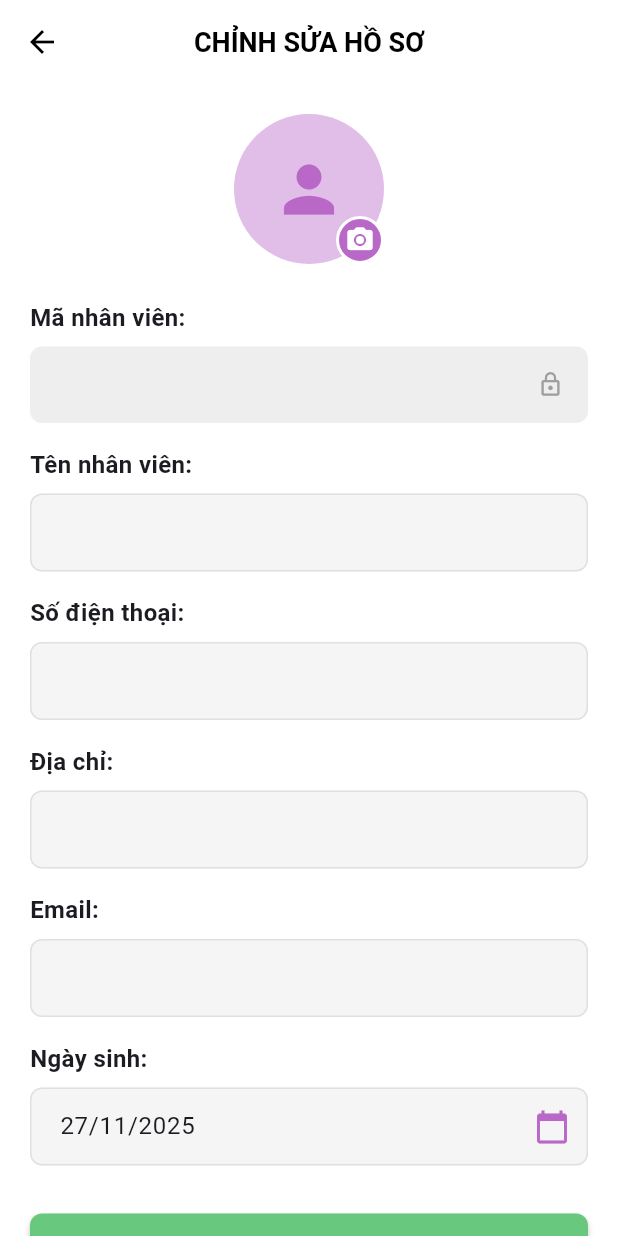
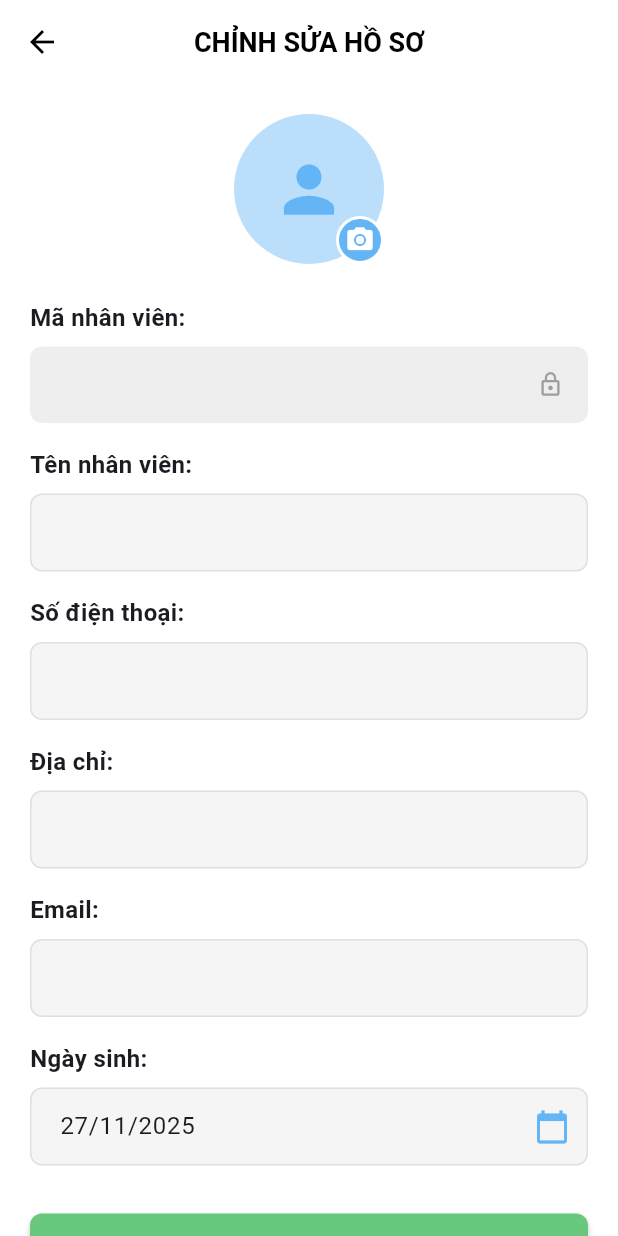
Before and after one commit to lenguyen-it/team_task_manager_project, a Flutter app: the EditProfileScreen screen opened directly with empty values, on a phone screen of 412 x 824 dp. Run offline on Flutter 3.47's test engine with Material 3 defaults, Android fonts, the phone set to English and light mode, and no system bars; our stand-ins replace dropdown_button2, file_picker, fl_chart, flutter_dotenv, flutter_secure_storage, image_picker and 3 more; accounts and stored records are empty; network calls fail.

Commit message:
chỉnh sửa màu cho các trang

```diff
--- a/task_team_frontend_mobile/lib/screens/edit_profile_screen.dart
+++ b/task_team_frontend_mobile/lib/screens/edit_profile_screen.dart
@@ -194,7 +194,7 @@ class _EditProfileScreenState extends State<EditProfileScreen> {
         return Theme(
           data: Theme.of(context).copyWith(
             colorScheme: ColorScheme.light(
-              primary: Colors.purple[300]!,
+              primary: Colors.blue[300]!,
               onPrimary: Colors.white,
             ),
           ),
@@ -262,7 +262,7 @@ class _EditProfileScreenState extends State<EditProfileScreen> {
                     width: 100,
                     height: 100,
                     decoration: BoxDecoration(
-                      color: Colors.purple[100],
+                      color: Colors.blue[100],
                       shape: BoxShape.circle,
                     ),
                     child: ClipOval(
@@ -275,10 +275,10 @@ class _EditProfileScreenState extends State<EditProfileScreen> {
                                   errorBuilder: (_, __, ___) => Icon(
                                       Icons.person,
                                       size: 50,
-                                      color: Colors.purple[300]),
+                                      color: Colors.blue[300]),
                                 )
                               : Icon(Icons.person,
-                                  size: 50, color: Colors.purple[300])),
+                                  size: 50, color: Colors.blue[300])),
                     ),
                   ),
                   Positioned(
@@ -289,7 +289,7 @@ class _EditProfileScreenState extends State<EditProfileScreen> {
                       child: Container(
                         padding: const EdgeInsets.all(4),
                         decoration: BoxDecoration(
-                          color: Colors.purple[300],
+                          color: Colors.blue[300],
                           shape: BoxShape.circle,
                           border: Border.all(color: Colors.white, width: 2),
                         ),
@@ -464,7 +464,7 @@ class _EditProfileScreenState extends State<EditProfileScreen> {
             ),
             focusedBorder: OutlineInputBorder(
               borderRadius: BorderRadius.circular(8),
-              borderSide: BorderSide(color: Colors.purple[300]!, width: 2),
+              borderSide: BorderSide(color: Colors.blue[300]!, width: 2),
             ),
             errorBorder: OutlineInputBorder(
               borderRadius: BorderRadius.circular(8),
@@ -542,7 +542,7 @@ class _EditProfileScreenState extends State<EditProfileScreen> {
           decoration: InputDecoration(
             filled: true,
             fillColor: Colors.grey[100],
-            suffixIcon: Icon(Icons.calendar_today, color: Colors.purple[300]),
+            suffixIcon: Icon(Icons.calendar_today, color: Colors.blue[300]),
             border: OutlineInputBorder(
               borderRadius: BorderRadius.circular(8),
               borderSide: BorderSide.none,
@@ -553,7 +553,7 @@ class _EditProfileScreenState extends State<EditProfileScreen> {
             ),
             focusedBorder: OutlineInputBorder(
               borderRadius: BorderRadius.circular(8),
-              borderSide: BorderSide(color: Colors.purple[300]!, width: 2),
+              borderSide: BorderSide(color: Colors.blue[300]!, width: 2),
             ),
             contentPadding:
                 const EdgeInsets.symmetric(horizontal: 16, vertical: 14),
--- a/task_team_frontend_mobile/lib/screens/manager/add_employee_screen.dart
+++ b/task_team_frontend_mobile/lib/screens/manager/add_employee_screen.dart
@@ -94,7 +94,7 @@ class _AddEmployeeScreenState extends State<AddEmployeeScreen> {
         return Theme(
           data: Theme.of(context).copyWith(
             colorScheme: ColorScheme.light(
-              primary: Colors.purple[300]!,
+              primary: Colors.blue[300]!,
               onPrimary: Colors.white,
             ),
           ),
--- a/task_team_frontend_mobile/lib/screens/manager/manager_chart_screen.dart
+++ b/task_team_frontend_mobile/lib/screens/manager/manager_chart_screen.dart
@@ -415,7 +415,7 @@ class _ManagerChartScreenState extends State<ManagerChartScreen> {
             'Tháng này',
             '$monthTasks công việc',
             Icons.calendar_month,
-            Colors.purple,
+            Colors.indigo,
           ),
         ],
       ),
--- a/task_team_frontend_mobile/lib/screens/manager/manager_detail_task_screen.dart
+++ b/task_team_frontend_mobile/lib/screens/manager/manager_detail_task_screen.dart
@@ -147,7 +147,7 @@ class _ManagerDetailTaskScreenState extends State<ManagerDetailTaskScreen> {
         return Theme(
           data: Theme.of(context).copyWith(
             colorScheme: ColorScheme.light(
-              primary: Colors.purple.shade400,
+              primary: Colors.blue.shade400,
               onPrimary: Colors.white,
               onSurface: Colors.black,
             ),
@@ -218,7 +218,7 @@ class _ManagerDetailTaskScreenState extends State<ManagerDetailTaskScreen> {
                                   ),
                                 ),
                                 value: isSelected,
-                                activeColor: Colors.purple.shade400,
+                                activeColor: Colors.blue.shade400,
                                 onChanged: (bool? value) {
                                   setDialogState(() {
                                     if (value == true) {
@@ -914,7 +914,7 @@ class _ManagerDetailTaskScreenState extends State<ManagerDetailTaskScreen> {
         ),
         focusedBorder: OutlineInputBorder(
           borderRadius: BorderRadius.circular(8),
-          borderSide: BorderSide(color: Colors.purple[300]!, width: 2),
+          borderSide: BorderSide(color: Colors.blue[300]!, width: 2),
         ),
         errorBorder: OutlineInputBorder(
           borderRadius: BorderRadius.circular(8),
--- a/task_team_frontend_mobile/lib/screens/profile_screen.dart
+++ b/task_team_frontend_mobile/lib/screens/profile_screen.dart
@@ -130,7 +130,7 @@ class _ProfileScreenState extends State<ProfileScreen> {
                         width: 100,
                         height: 100,
                         decoration: BoxDecoration(
-                          color: Colors.purple[100],
+                          color: Colors.blue[100],
                           shape: BoxShape.circle,
                         ),
                         child: ClipOval(
@@ -145,7 +145,7 @@ class _ProfileScreenState extends State<ProfileScreen> {
                                     return Icon(
                                       Icons.person,
                                       size: 50,
-                                      color: Colors.purple[300],
+                                      color: Colors.blue[300],
                                     );
                                   },
                                   loadingBuilder:
@@ -173,7 +173,7 @@ class _ProfileScreenState extends State<ProfileScreen> {
                               : Icon(
                                   Icons.person,
                                   size: 50,
-                                  color: Colors.purple[300],
+                                  color: Colors.blue[300],
                                 ),
                         ),
                       ),
```
